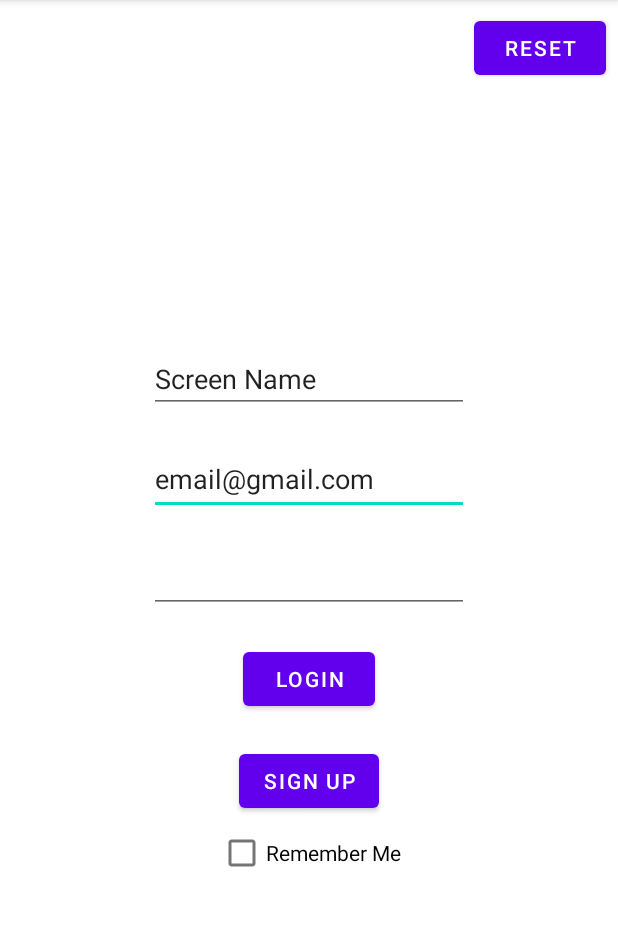
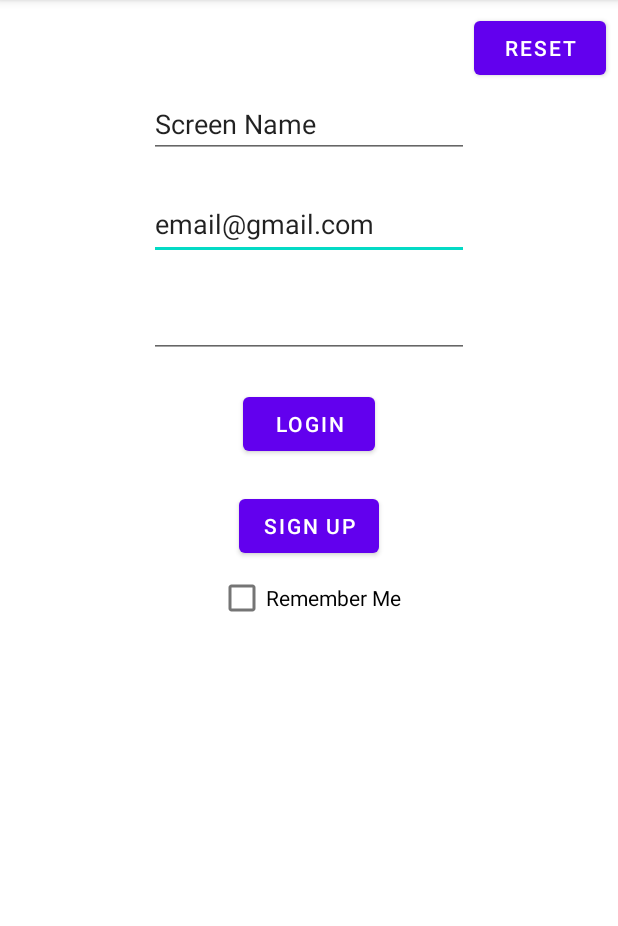
Before and after one commit to South-Dakota-Mines-Mobile-Development/OdeToBalloonsTowerDefence, an Android app: the screen it shows after launch (LoginActivity), on a phone screen of 412 x 824 dp, the part 84-1010 px from its top. Run offline under Robolectric (Android 15) with nearby library versions, the phone set to English and light mode, and no system bars; our stand-ins replace Firebase (no records; nobody signed in at launch, a user with empty details on screens opened directly).

Commit message:
Adjusted for small screens

```diff
--- a/OdeToBallonsTowerDefence/app/src/main/res/layout/activity_login.xml
+++ b/OdeToBallonsTowerDefence/app/src/main/res/layout/activity_login.xml
@@ -73,7 +73,7 @@
         android:id="@+id/screenNameInput"
         android:layout_width="wrap_content"
         android:layout_height="wrap_content"
-        android:layout_marginTop="230dp"
+        android:layout_marginTop="60dp"
         android:ems="10"
         android:inputType="textPersonName"
         android:text="@string/screen_name"
```
